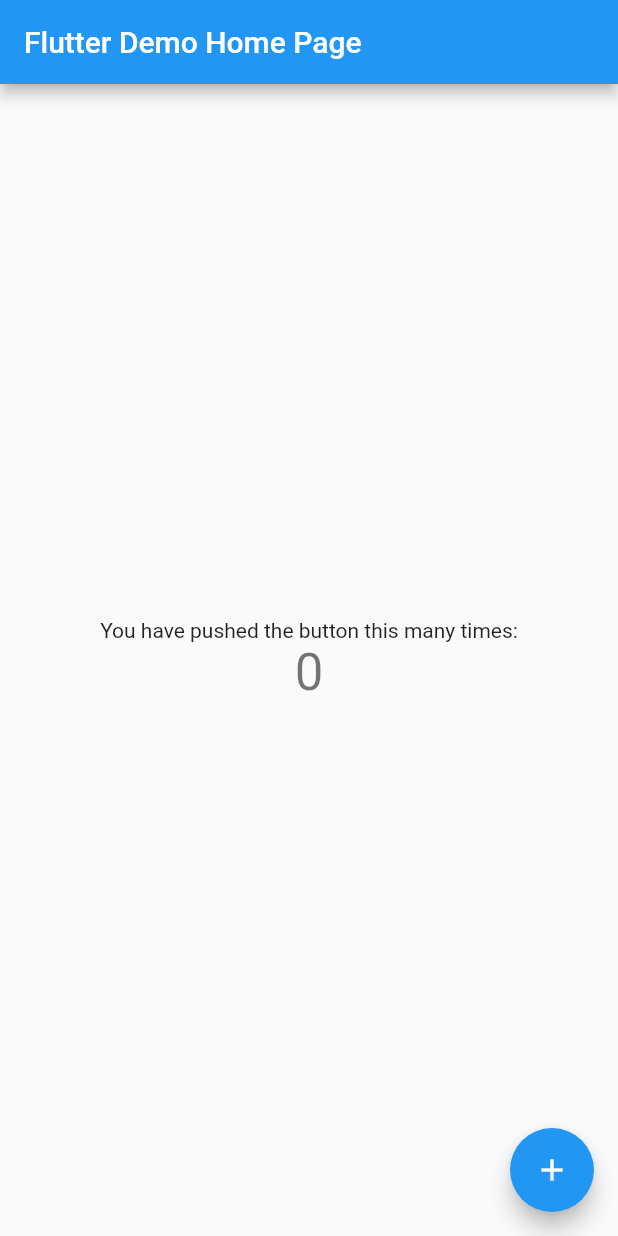
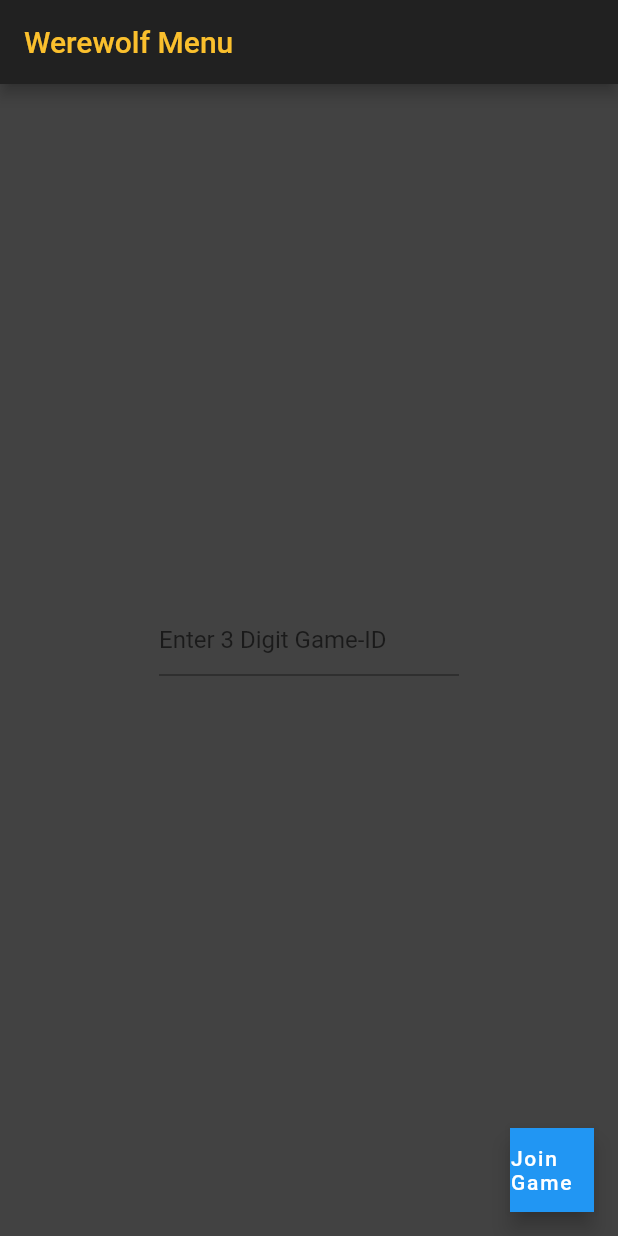
Before and after one commit to oscar-lauth/werewolf_app, a Flutter app: the screen it shows after launch, on a phone screen of 412 x 824 dp. Run offline on Flutter 3.47's test engine with Material 2 defaults, Android fonts, the phone set to English and light mode, and no system bars; our stand-ins replace google_fonts.

Commit message:
Create basic pages for app

```diff
--- /dev/null
+++ b/lib/lobby.dart
@@ -0,0 +1,14 @@
+import 'package:flutter/material.dart';
+
+class Lobby extends StatefulWidget {
+  @override
+  LobbyState createState() => LobbyState();
+}
+
+class LobbyState extends State<Lobby> {
+  Widget build(BuildContext context) {
+    return Scaffold(
+      appBar: AppBar(title: Text('Lobby')),
+    );
+  }
+}
--- a/lib/main.dart
+++ b/lib/main.dart
@@ -1,117 +1,15 @@
 import 'package:flutter/material.dart';
+import './menu.dart';
 
-void main() {
-  runApp(MyApp());
-}
+void main() => runApp(MyApp());
 
 class MyApp extends StatelessWidget {
-  // This widget is the root of your application.
   @override
   Widget build(BuildContext context) {
     return MaterialApp(
-      title: 'Flutter Demo',
-      theme: ThemeData(
-        // This is the theme of your application.
-        //
-        // Try running your application with "flutter run". You'll see the
-        // application has a blue toolbar. Then, without quitting the app, try
-        // changing the primarySwatch below to Colors.green and then invoke
-        // "hot reload" (press "r" in the console where you ran "flutter run",
-        // or simply save your changes to "hot reload" in a Flutter IDE).
-        // Notice that the counter didn't reset back to zero; the application
-        // is not restarted.
-        primarySwatch: Colors.blue,
-        // This makes the visual density adapt to the platform that you run
-        // the app on. For desktop platforms, the controls will be smaller and
-        // closer together (more dense) than on mobile platforms.
-        visualDensity: VisualDensity.adaptivePlatformDensity,
-      ),
-      home: MyHomePage(title: 'Flutter Demo Home Page'),
-    );
+        theme: ThemeData(
+            primaryColor: Colors.grey[900],
+            scaffoldBackgroundColor: Colors.grey[800]),
+        home: Menu());
   }
 }
-
-class MyHomePage extends StatefulWidget {
-  MyHomePage({Key key, this.title}) : super(key: key);
-
-  // This widget is the home page of your application. It is stateful, meaning
-  // that it has a State object (defined below) that contains fields that affect
-  // how it looks.
-
-  // This class is the configuration for the state. It holds the values (in this
-  // case the title) provided by the parent (in this case the App widget) and
-  // used by the build method of the State. Fields in a Widget subclass are
-  // always marked "final".
-
-  final String title;
-
-  @override
-  _MyHomePageState createState() => _MyHomePageState();
-}
-
-class _MyHomePageState extends State<MyHomePage> {
-  int _counter = 0;
-
-  void _incrementCounter() {
-    setState(() {
-      // This call to setState tells the Flutter framework that something has
-      // changed in this State, which causes it to rerun the build method below
-      // so that the display can reflect the updated values. If we changed
-      // _counter without calling setState(), then the build method would not be
-      // called again, and so nothing would appear to happen.
-      _counter++;
-    });
-  }
-
-  @override
-  Widget build(BuildContext context) {
-    // This method is rerun every time setState is called, for instance as done
-    // by the _incrementCounter method above.
-    //
-    // The Flutter framework has been optimized to make rerunning build methods
-    // fast, so that you can just rebuild anything that needs updating rather
-    // than having to individually change instances of widgets.
-    return Scaffold(
-      appBar: AppBar(
-        // Here we take the value from the MyHomePage object that was created by
-        // the App.build method, and use it to set our appbar title.
-        title: Text(widget.title),
-      ),
-      body: Center(
-        // Center is a layout widget. It takes a single child and positions it
-        // in the middle of the parent.
-        child: Column(
-          // Column is also a layout widget. It takes a list of children and
-          // arranges them vertically. By default, it sizes itself to fit its
-          // children horizontally, and tries to be as tall as its parent.
-          //
-          // Invoke "debug painting" (press "p" in the console, choose the
-          // "Toggle Debug Paint" action from the Flutter Inspector in Android
-          // Studio, or the "Toggle Debug Paint" command in Visual Studio Code)
-          // to see the wireframe for each widget.
-          //
-          // Column has various properties to control how it sizes itself and
-          // how it positions its children. Here we use mainAxisAlignment to
-          // center the children vertically; the main axis here is the vertical
-          // axis because Columns are vertical (the cross axis would be
-          // horizontal).
-          mainAxisAlignment: MainAxisAlignment.center,
-          children: <Widget>[
-            Text(
-              'You have pushed the button this many times:',
-            ),
-            Text(
-              '$_counter',
-              style: Theme.of(context).textTheme.headline4,
-            ),
-          ],
-        ),
-      ),
-      floatingActionButton: FloatingActionButton(
-        onPressed: _incrementCounter,
-        tooltip: 'Increment',
-        child: Icon(Icons.add),
-      ), // This trailing comma makes auto-formatting nicer for build methods.
-    );
-  }
-}
--- /dev/null
+++ b/lib/menu.dart
@@ -0,0 +1,33 @@
+import 'package:flutter/material.dart';
+import 'package:google_fonts/google_fonts.dart';
+import './lobby.dart';
+
+class Menu extends StatefulWidget {
+  @override
+  MenuState createState() => MenuState();
+}
+
+class MenuState extends State<Menu> {
+  Widget build(BuildContext context) {
+    return Scaffold(
+      appBar: AppBar(
+          title: Text('Werewolf Menu',
+              style: GoogleFonts.medievalSharp(color: Colors.yellow[700]))),
+      body: Center(
+          child: Container(
+              width: 200,
+              height: 75,
+              child: TextField(
+                  decoration: InputDecoration(
+                      hintText: "Enter 3 Digit Game-ID", counterText: ""),
+                  maxLength: 3,
+                  maxLengthEnforced: true,
+                  keyboardType: TextInputType.numberWithOptions(
+                      decimal: false, signed: false)))),
+      floatingActionButton: FloatingActionButton(
+          onPressed: () => Lobby(),
+          child: Text("Join Game"),
+          shape: BeveledRectangleBorder()),
+    );
+  }
+}
```
